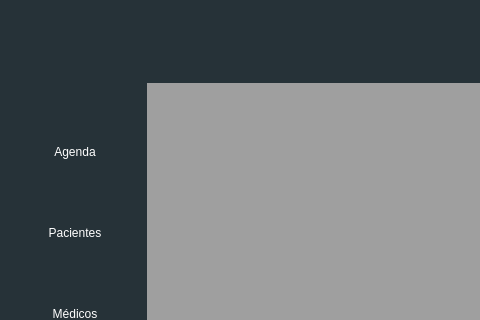
Before: the Qt Designer form View/home.ui in BermudezK/consultsoft, drawn with Qt 5; both pictures show x 0 to 480 and y 0 to 320 of the 1000 by 650 pixel window.
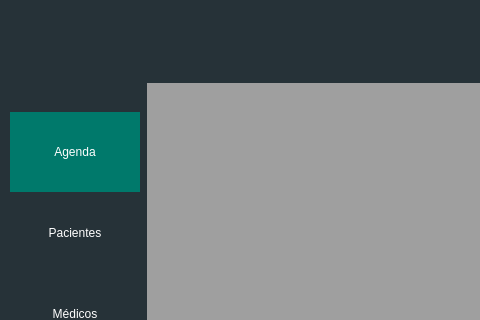
After: the same form once the commit is applied. Icons and pictures are not drawn.

Commit message: corregimos el foco de los botones para que cambien de color al presionarlos

The edit to the form file:
```diff
--- a/View/home.ui
+++ b/View/home.ui
@@ -30,7 +30,11 @@
 	height:80px;
     width: 130px;
 }
-#pb_agenda:hover,#pb_medicos:hover,
+#pb_agenda {
+	background-color: #00796b;
+}
+
+#pb_medicos:hover,
 #pb_pacientes:hover, #pb_secretarios:hover{
 	background-color: #00796b;
 }
```
The commit also changes 2 other files.
